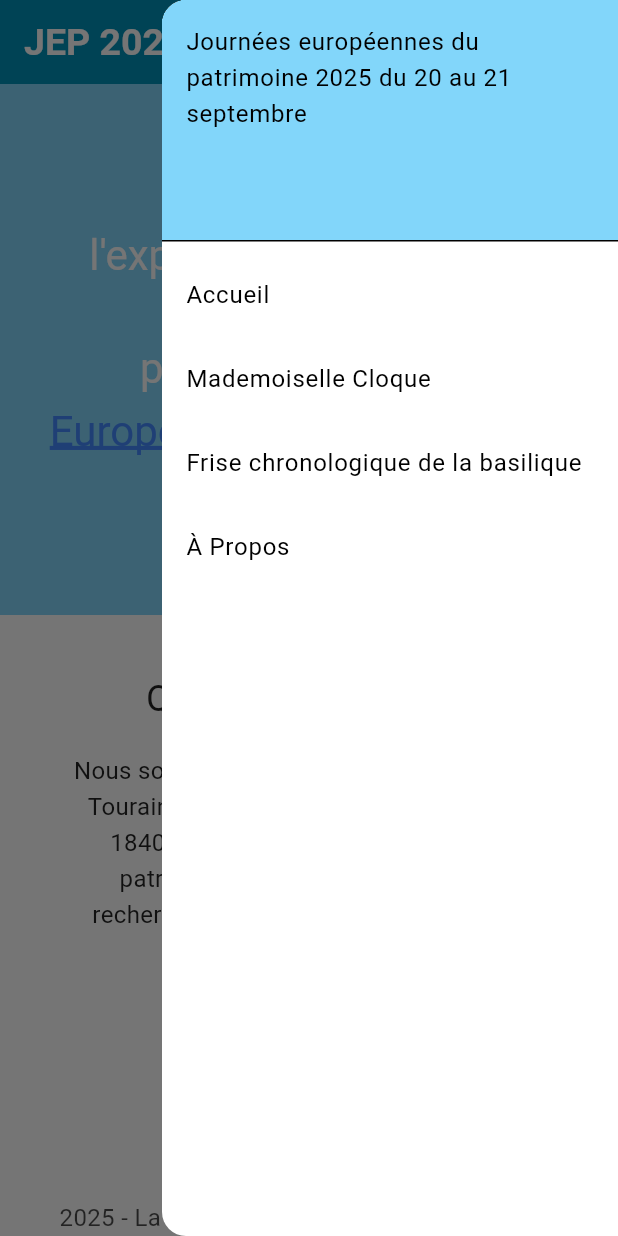
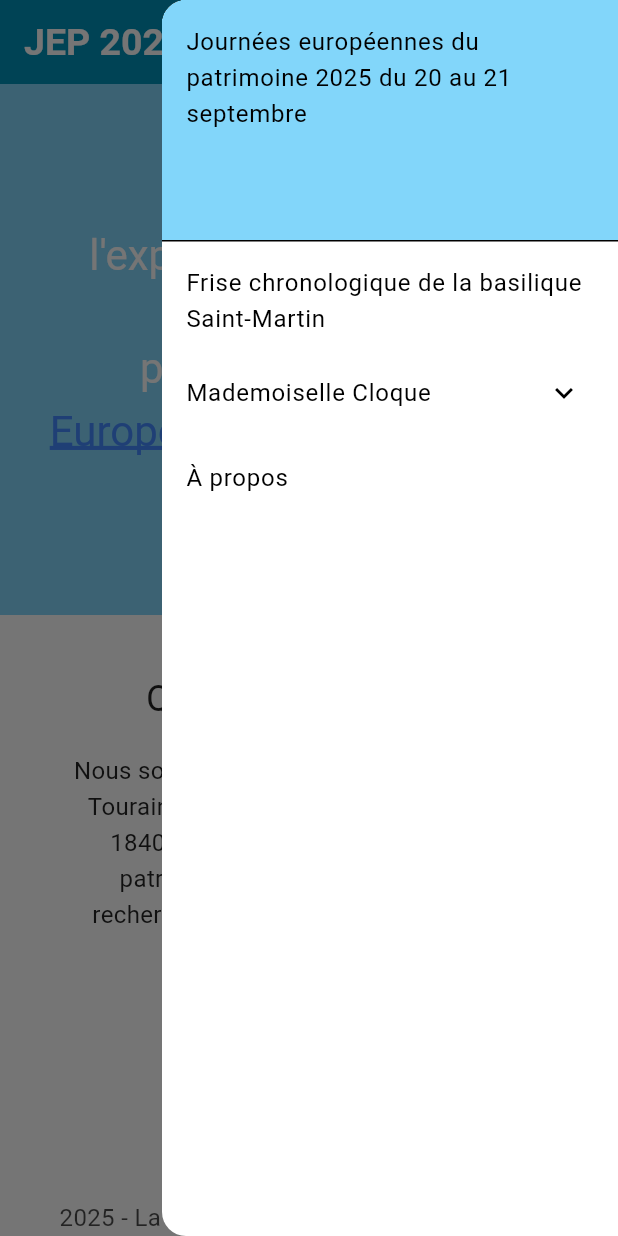
Before and after one commit to clemsciences/casimir_chevalier_2025, a Flutter app: the screen it shows after launch, with the side drawer open, on a phone screen of 412 x 824 dp. Run offline on Flutter 3.47's test engine with Material 3 defaults, Android fonts, the phone set to English and light mode, and no system bars; our stand-ins replace go_router, web; missing offline and left inert: dart:js_interop, historical_timeline.

Commit message:
Improved main menu and added sources.

```diff
--- a/lib/main.dart
+++ b/lib/main.dart
@@ -2,8 +2,10 @@ import 'package:casimir_chevalier_2025/models/app/app_choice.dart';
 import 'package:casimir_chevalier_2025/routes/casimir_routes.dart';
 import 'package:casimir_chevalier_2025/style/themes.dart';
 import 'package:flutter/material.dart';
+import 'package:flutter_web_plugins/flutter_web_plugins.dart';
 
 void main() {
+  usePathUrlStrategy();
   runApp(MyApp(appChoice: AppChoice.casimirChevalier));
 }
 
--- /dev/null
+++ b/lib/models/app/scaffold_item.dart
@@ -0,0 +1,13 @@
+class ScaffoldItem {
+  final String label;
+  final String path;
+  final List<ScaffoldItem>? children;
+
+  bool get hasChildren => children != null && children!.isNotEmpty;
+
+  ScaffoldItem({
+    required this.label,
+    required this.path,
+    required this.children,
+  });
+}
--- a/lib/views/scaffold/main_scaffold.dart
+++ b/lib/views/scaffold/main_scaffold.dart
@@ -1,3 +1,4 @@
+import 'package:casimir_chevalier_2025/models/app/scaffold_item.dart';
 import 'package:casimir_chevalier_2025/routes/casimir_routes.dart';
 import 'package:flutter/material.dart';
 import 'package:go_router/go_router.dart';
@@ -5,7 +6,41 @@ import 'package:go_router/go_router.dart';
 class MainCasimirScaffold extends StatelessWidget {
   final Widget body;
 
-  const MainCasimirScaffold({super.key, required this.body});
+  MainCasimirScaffold({super.key, required this.body});
+
+  final List<ScaffoldItem> _items = [
+    ScaffoldItem(
+      label: "Frise chronologique de la basilique Saint-Martin",
+      path: CasimirChevalierRoutes.timelineBasiliqueRoute,
+      children: null,
+    ),
+    ScaffoldItem(
+      label: "Mademoiselle Cloque",
+      path: CasimirChevalierRoutes.mademoiselleCloqueRoute,
+      children: [
+        ScaffoldItem(
+          label: "Personnages",
+          path: CasimirChevalierRoutes.peopleRoute,
+          children: null,
+        ),
+        ScaffoldItem(
+          label: "Lieux",
+          path: CasimirChevalierRoutes.locationsRoute,
+          children: null,
+        ),
+        ScaffoldItem(
+          label: "Institutions",
+          path: CasimirChevalierRoutes.institutionsRoute,
+          children: null,
+        ),
+      ],
+    ),
+    ScaffoldItem(
+      label: "À propos",
+      path: CasimirChevalierRoutes.moreRoute,
+      children: null,
+    ),
+  ];
 
   @override
   Widget build(BuildContext context) {
@@ -68,38 +103,7 @@ class MainCasimirScaffold extends StatelessWidget {
                   ),
                 ),
               ]
-            : [
-                TextButton(
-                  onPressed: () {
-                    context.push(CasimirChevalierRoutes.mainRoute);
-                  },
-                  child: const Text('Accueil'),
-                ),
-                // TextButton(onPressed: () {}, child: const Text('À Propos')),
-                // TextButton(onPressed: () {}, child: const Text('Services')),
-                // TextButton(onPressed: () {}, child: const Text('Contact')),
-                TextButton(
-                  onPressed: () {
-                    context.push(
-                      CasimirChevalierRoutes.mademoiselleCloqueRoute,
-                    );
-                  },
-                  child: const Text('Mademoiselle Cloque'),
-                ),
-                TextButton(
-                  // style: Theme.of(context).textButtonTheme.sty,
-                  onPressed: () {
-                    context.push(CasimirChevalierRoutes.timelineBasiliqueRoute);
-                  },
-                  child: const Text('Frise chronologique de la basilique'),
-                ),
-                TextButton(
-                  onPressed: () {
-                    context.push(CasimirChevalierRoutes.moreRoute);
-                  },
-                  child: Text("À propos"),
-                ),
-              ],
+            : _buildMenuAnchor(context, _items),
       ),
       endDrawer: isSmallScreen
           ? Drawer(
@@ -114,32 +118,58 @@ class MainCasimirScaffold extends StatelessWidget {
                       'Journées européennes du patrimoine 2025 du 20 au 21 septembre',
                     ),
                   ),
-                  ListTile(
-                    title: const Text('Accueil'),
-                    onTap: () => context.push(CasimirChevalierRoutes.mainRoute),
-                  ),
-                  ListTile(
-                    title: const Text('Mademoiselle Cloque'),
-                    onTap: () => context.push(
-                      CasimirChevalierRoutes.mademoiselleCloqueRoute,
-                    ),
-                  ),
-                  ListTile(
-                    title: const Text('Frise chronologique de la basilique'),
-                    onTap: () => context.push(
-                      CasimirChevalierRoutes.timelineBasiliqueRoute,
-                    ),
-                  ),
-                  ListTile(
-                    title: Text("À Propos"),
-                    onTap: () {
-                      context.push(CasimirChevalierRoutes.moreRoute);
-                    },
-                  ),
+                  ..._buildDrawerList(context, _items),
                 ],
               ),
             )
           : null,
     );
   }
+
+  List<MenuAnchor> _buildMenuAnchor(BuildContext context, List<ScaffoldItem> items) {
+    return items
+        .map(
+          (ScaffoldItem item) => MenuAnchor(
+            builder: (context, controller, child) => TextButton(
+              onPressed: () {
+                if (item.children != null) {
+                  if (controller.isOpen) {
+                    controller.close();
+                  } else {
+                    controller.open();
+                  }
+                } else {
+                  context.push(item.path);
+                }
+              },
+              child: Text(item.label),
+            ),
+            menuChildren: item.children != null
+                ? _buildMenuAnchor(context, item.children!)
+                : [],
+          ),
+        )
+        .toList();
+  }
+
+  List<Widget> _buildDrawerList(
+    BuildContext context,
+    List<ScaffoldItem> items,
+  ) {
+    return items.map((item) {
+      if (item.hasChildren) {
+        return ExpansionTile(
+          title: Text(item.label),
+          children: _buildDrawerList(context, item.children!),
+        );
+      } else {
+        return ListTile(
+          title: Text(item.label),
+          onTap: () {
+            context.push(item.path);
+          },
+        );
+      }
+    }).toList();
+  }
 }
--- a/pubspec.yaml
+++ b/pubspec.yaml
@@ -2,13 +2,15 @@ name: casimir_chevalier_2025
 description: "A new Flutter project."
 publish_to: 'none' # Remove this line if you wish to publish to pub.dev
 
-version: 1.0.2+1
+version: 1.0.3+1
 
 environment:
   sdk: ^3.8.0
 
 dependencies:
   flutter:
+    sdk: flutter
+  flutter_web_plugins:
     sdk: flutter
 
   historical_timeline:
```
Also changed, not shown: lib/data/sources_data.dart (+35 -2 lines), lib/models/sources/author.dart (added, +37 -0 lines), lib/models/sources/source_item_data.dart (+12 -7 lines), lib/models/book/book_citation.dart (renamed from lib/models/book_citation.dart), lib/models/sources/author.g.dart (added), lib/models/sources/source_item_data.g.dart, pubspec.lock, 1 other file.
